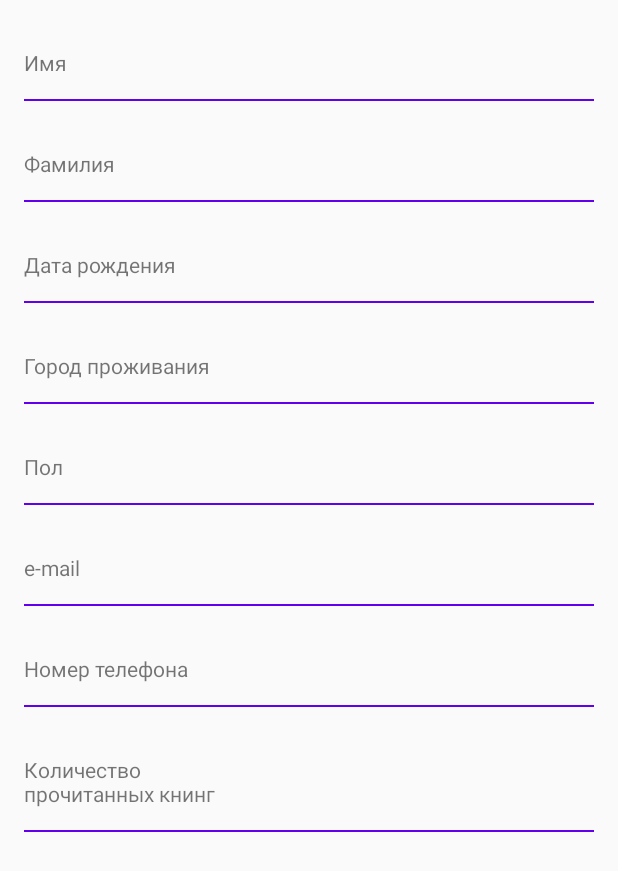
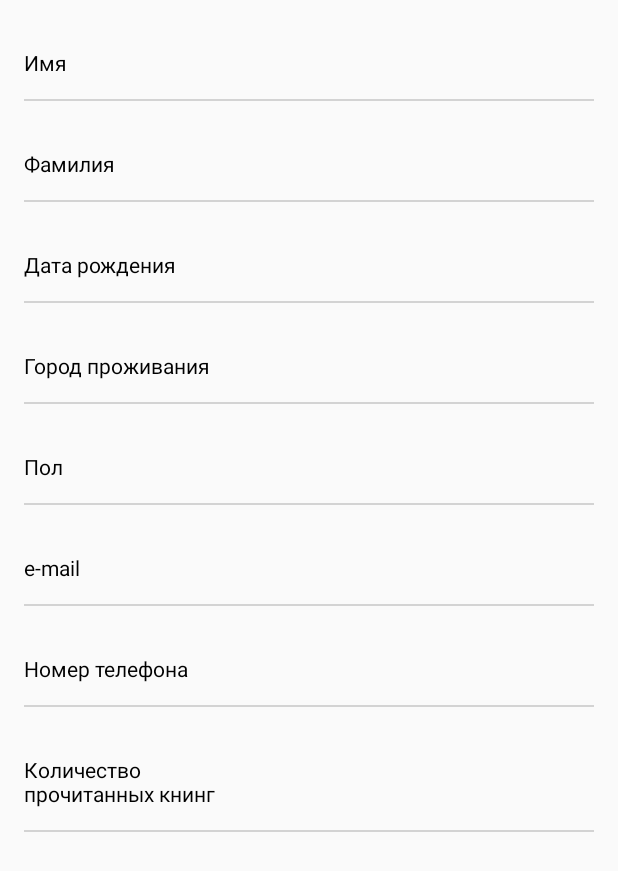
Before and after one commit to vender98/BookStore, an Android app: the layout fragment_profile.xml on its own in the app's theme, with its tools: preview values and no code run, on a phone screen of 412 x 824 dp. Shown: the top 871 px of the screen. Run offline under Robolectric (Android 15) with nearby library versions, the phone set to English and light mode, and no system bars.

Commit message:
A bit change the "Profile" screen design

```diff
--- a/app/src/main/res/layout/fragment_profile.xml
+++ b/app/src/main/res/layout/fragment_profile.xml
@@ -8,7 +8,8 @@
 
     <ScrollView
         android:layout_width="match_parent"
-        android:layout_height="match_parent">
+        android:layout_height="match_parent"
+        android:fillViewport="true">
 
         <FrameLayout
             android:layout_width="match_parent"
@@ -104,9 +105,11 @@
                     android:layout_height="wrap_content"
                     android:layout_margin="@dimen/margin_default"
                     android:background="?selectableItemBackground"
+                    app:layout_constraintBottom_toBottomOf="parent"
                     app:layout_constraintEnd_toEndOf="parent"
                     app:layout_constraintStart_toStartOf="parent"
                     app:layout_constraintTop_toBottomOf="@+id/fragment_profile_phone_number"
+                    app:layout_constraintVertical_bias="0.0"
                     app:name="Количество прочитанных книнг"
                     tools:value="777" />
 
@@ -123,7 +126,6 @@
                     android:layout_width="@dimen/icon_no_data_size"
                     android:layout_height="@dimen/icon_no_data_size"
                     android:layout_gravity="center"
-                    android:layout_marginTop="96dp"
                     android:src="@drawable/ic_no_data"
                     android:visibility="visible"
                     app:layout_constraintBottom_toBottomOf="parent"
--- a/app/src/main/res/layout/view_name_value.xml
+++ b/app/src/main/res/layout/view_name_value.xml
@@ -4,8 +4,6 @@
     xmlns:tools="http://schemas.android.com/tools"
     android:layout_width="match_parent"
     android:layout_height="wrap_content"
-    tools:paddingEnd="@dimen/margin_default"
-    tools:paddingStart="@dimen/margin_default"
     tools:parentTag="androidx.constraintlayout.widget.ConstraintLayout">
 
     <TextView
@@ -15,6 +13,7 @@
         android:layout_marginEnd="@dimen/margin_default"
         android:paddingTop="@dimen/margin_default"
         android:paddingBottom="@dimen/margin_default"
+        android:textColor="@android:color/black"
         app:layout_constraintBottom_toBottomOf="parent"
         app:layout_constraintEnd_toStartOf="@id/view_view_name_value_guideline"
         app:layout_constraintHorizontal_chainStyle="spread_inside"
@@ -34,6 +33,7 @@
         android:layout_width="0dp"
         android:layout_height="wrap_content"
         android:layout_marginStart="@dimen/margin_default"
+        android:gravity="end"
         android:paddingTop="@dimen/margin_default"
         android:paddingBottom="@dimen/margin_default"
         app:layout_constraintBottom_toBottomOf="parent"
@@ -46,9 +46,7 @@
         android:id="@+id/view_name_value_divider"
         android:layout_width="0dp"
         android:layout_height="1dp"
-        android:layout_marginStart="@dimen/margin_default"
-        android:layout_marginEnd="@dimen/margin_default"
-        android:background="@color/colorPrimary"
+        android:background="@color/light_gray"
         app:layout_constraintBottom_toBottomOf="parent" />
 
 </merge>
```
